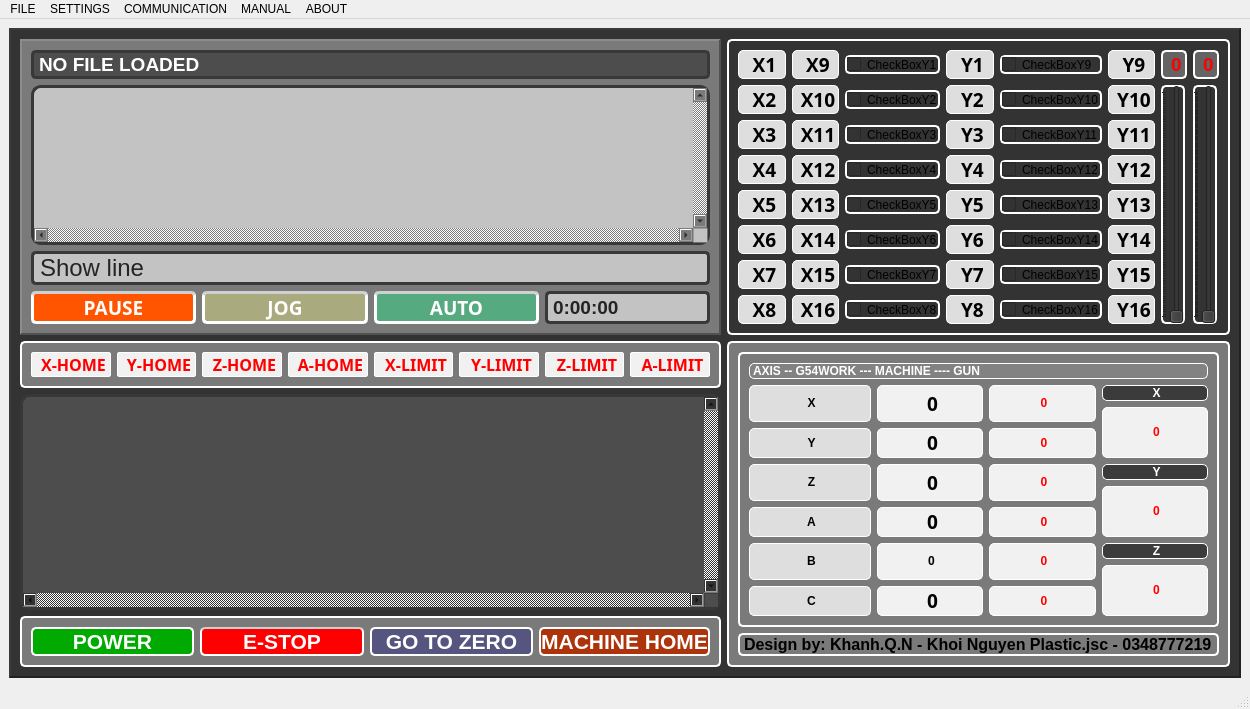
First picture: the form in QtPaintingChair/workWindow.ui, repository NguyenKhanh2101993/Painting_Chair_Robot_ver02, before the edit.
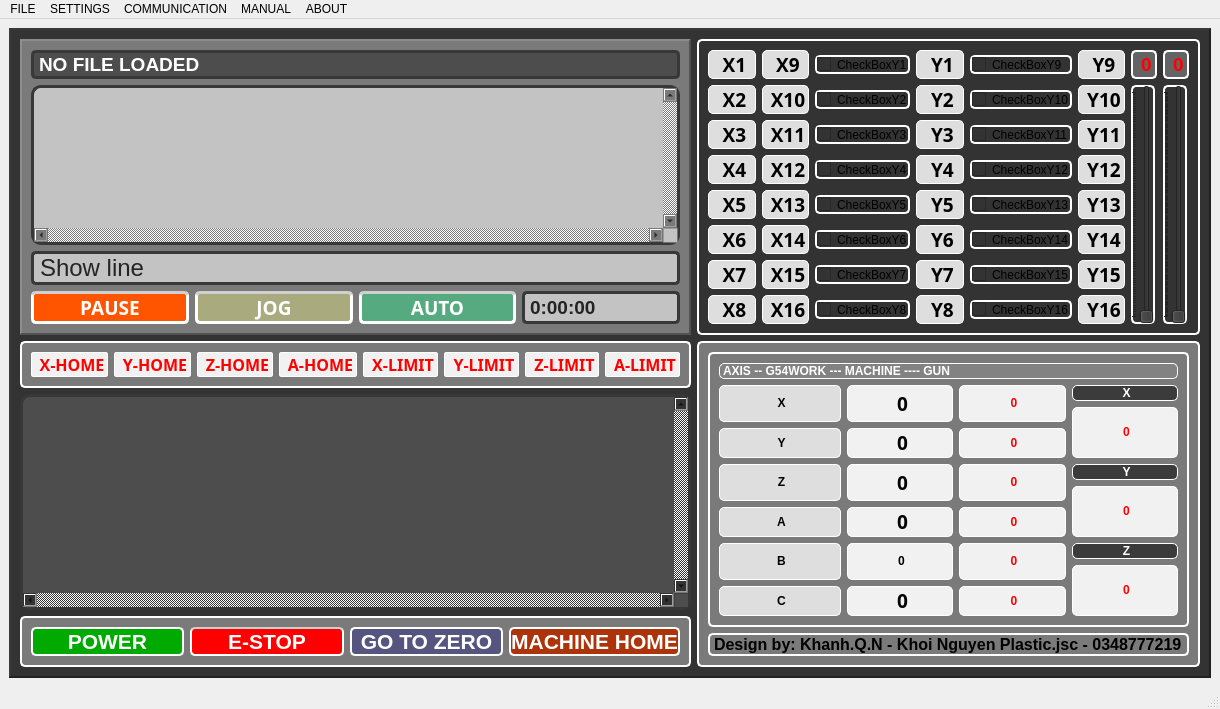
Second picture: the form after the edit. Icons and pictures are not drawn.

What changed in the file:
```diff
--- a/QtPaintingChair/workWindow.ui
+++ b/QtPaintingChair/workWindow.ui
@@ -6,12 +6,12 @@
    <rect>
     <x>0</x>
     <y>0</y>
-    <width>1250</width>
+    <width>1220</width>
     <height>690</height>
    </rect>
   </property>
   <property name="sizePolicy">
-   <sizepolicy hsizetype="Preferred" vsizetype="Preferred">
+   <sizepolicy hsizetype="Fixed" vsizetype="Fixed">
     <horstretch>0</horstretch>
     <verstretch>0</verstretch>
    </sizepolicy>
@@ -2154,7 +2154,7 @@
     <rect>
      <x>0</x>
      <y>0</y>
-     <width>1250</width>
+     <width>1220</width>
      <height>26</height>
     </rect>
    </property>
```
